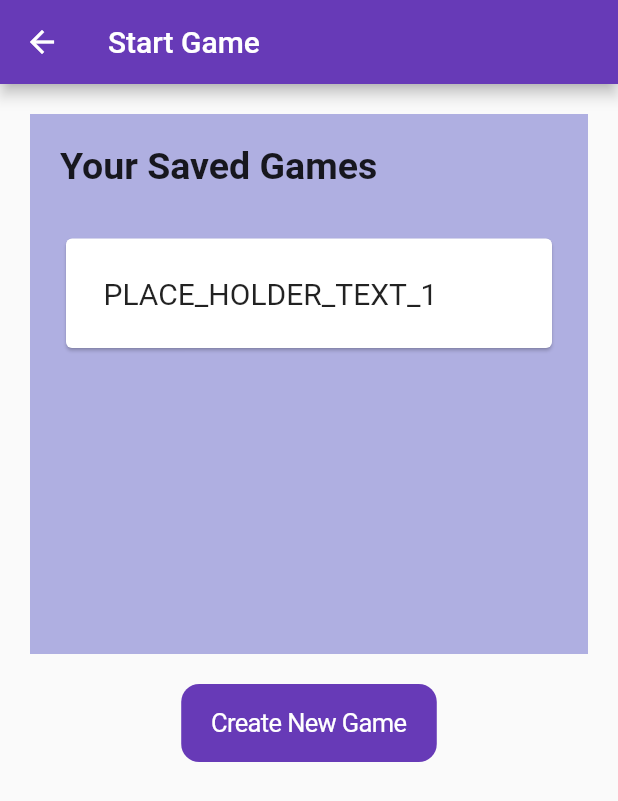
After one commit to werewolves-online/werewolves, a Flutter app: the StartGamePage screen opened by its route, on a phone screen of 412 x 824 dp. The commit adds this screen. Shown: the top 801 px of the screen. Run offline on Flutter 3.47's test engine with Material 2 defaults, Android fonts, the phone set to English and light mode, and no system bars; our stand-ins replace firebase_auth, firebase_core, google_sign_in; accounts and stored records are empty.

Commit message:
Added storage for previously made games and modal to create new ones (#16)

```diff
--- /dev/null
+++ b/werewolves/lib/model/game_information_model.dart
@@ -0,0 +1,13 @@
+class GameInformationModel {
+  String gameName = "";
+
+  GameInformationModel(this.gameName);
+
+  static GameInformationModel fromModel(GameInformationModel otherModel) {
+    return GameInformationModel(otherModel.gameName);
+  }
+
+  static GameInformationModel static() {
+    return GameInformationModel("");
+  }
+}
--- a/werewolves/lib/ui/login.dart
+++ b/werewolves/lib/ui/login.dart
@@ -1,5 +1,5 @@
 import 'package:flutter/material.dart';
-import 'package:werewolves/ui/non_game_pages/main_menu/main_menu.dart';
+import 'package:werewolves/ui/pages/main_menu/main_menu.dart';
 import 'package:werewolves/ui/widgets/round_button.dart';
 import 'package:werewolves/utils/authentication.dart';
 
--- a/werewolves/lib/ui/non_game_pages/main_menu/main_menu.dart
+++ b/werewolves/lib/ui/pages/main_menu/main_menu.dart
@@ -1,6 +1,6 @@
 import 'package:flutter/material.dart';
 import 'package:werewolves/ui/login.dart';
-import 'package:werewolves/ui/non_game_pages/main_menu/main_menu_button_list.dart';
+import 'package:werewolves/ui/pages/main_menu/main_menu_button_list.dart';
 import 'package:werewolves/utils/authentication.dart';
 
 class MainMenuPage extends StatelessWidget {
--- a/werewolves/lib/ui/non_game_pages/main_menu/main_menu_button_list.dart
+++ b/werewolves/lib/ui/pages/main_menu/main_menu_button_list.dart
@@ -1,8 +1,8 @@
 import 'package:flutter/cupertino.dart';
-import 'package:werewolves/ui/non_game_pages/about_us/about_us.dart';
-import 'package:werewolves/ui/non_game_pages/create_game/create_game.dart';
-import 'package:werewolves/ui/non_game_pages/join_game/join_game.dart';
-import 'package:werewolves/ui/non_game_pages/support_us/support_us.dart';
+import 'package:werewolves/ui/pages/about_us/about_us.dart';
+import 'package:werewolves/ui/pages/start_game/start_game.dart';
+import 'package:werewolves/ui/pages/join_game/join_game.dart';
+import 'package:werewolves/ui/pages/support_us/support_us.dart';
 
 class MainMenuButtonList extends StatelessWidget {
   const MainMenuButtonList({Key? key}) : super(key: key);
@@ -14,8 +14,8 @@ class MainMenuButtonList extends StatelessWidget {
     return Column(
       children: [
         CupertinoButton.filled(
-            child: const Text('Create a Game'),
-            onPressed: () => Navigator.pushNamed(context, CreateGamePage.name)),
+            child: const Text('Start a Game'),
+            onPressed: () => Navigator.pushNamed(context, StartGamePage.name)),
         SizedBox(height: distanceBetweenButtons),
         CupertinoButton.filled(
             child: const Text('Join a Game'),
--- /dev/null
+++ b/werewolves/lib/ui/pages/start_game/start_game.dart
@@ -0,0 +1,111 @@
+import 'package:flutter/cupertino.dart';
+import 'package:flutter/material.dart';
+import 'package:werewolves/ui/pages/start_game/create_game_modal.dart';
+import 'package:werewolves/model/game_information_model.dart';
+
+//Formatting for the games list section (not cards)
+const double gamesListMargin = 20;
+const double gamesListPadding = 20;
+const double spaceBetweenSavedGameTextAndGameList = 30;
+const Color gamesListColor = Color.fromARGB(255, 175, 175, 225);
+const TextStyle savedGamesTextStyle =
+    TextStyle(fontSize: 25, fontWeight: FontWeight.bold);
+
+//Formatting for games list cards
+const double cardPadding = 25;
+const TextStyle cardTextStyle = TextStyle(fontSize: 20);
+
+class StartGamePage extends StatefulWidget {
+  const StartGamePage({Key? key}) : super(key: key);
+
+  static const String name = 'create_game';
+
+  @override
+  State<StartGamePage> createState() => _StartGamePage();
+}
+
+class _StartGamePage extends State<StartGamePage> {
+  late CreateGameModal modal;
+
+  @override
+  void initState() {
+    super.initState();
+    modal = CreateGameModal(addGameToSavedGames);
+  }
+
+  List<GameInformationModel> testGameData = [
+    GameInformationModel('PLACE_HOLDER_TEXT_1')
+  ];
+
+  @override
+  Widget build(BuildContext context) {
+    return Scaffold(
+        appBar: AppBar(title: const Text('Start Game')),
+        body: Column(
+          children: [
+            SizedBox(
+                height: 400,
+                child: Container(
+                    margin: const EdgeInsets.all(gamesListMargin),
+                    padding: const EdgeInsets.all(gamesListPadding),
+                    color: gamesListColor,
+                    child: Column(
+                        crossAxisAlignment: CrossAxisAlignment.start,
+                        children: [
+                          Container(
+                              margin: const EdgeInsets.fromLTRB(0, 0, 0,
+                                  spaceBetweenSavedGameTextAndGameList),
+                              child: const Text('Your Saved Games',
+                                  style: savedGamesTextStyle)),
+                          Expanded(
+                              child: SingleChildScrollView(
+                                  child: Column(children: getSavedGames())))
+                        ]))),
+            CupertinoButton.filled(
+                child: const Text("Create New Game"),
+                onPressed: () => openCreateNewGameModal(context))
+          ],
+        ));
+  }
+
+  openCreateNewGameModal(BuildContext context) {
+    return showGeneralDialog(
+      barrierColor: const Color.fromARGB(200, 70, 70, 70),
+      context: context,
+      pageBuilder: (context, animation, secondaryAnimation) {
+        return modal;
+      },
+    );
+  }
+
+  addGameToSavedGames(GameInformationModel game) {
+    List<GameInformationModel> currList = testGameData;
+    currList.add(game);
+    setState(() {
+      testGameData = currList;
+    });
+  }
+
+  List<Widget> getSavedGames() {
+    List<Widget> savedGames = [];
+
+    for (GameInformationModel gameModel in testGameData) {
+      savedGames.add(getSavedGameTile(gameModel.gameName));
+    }
+    return savedGames;
+  }
+
+  Card getSavedGameTile(String text) {
+    return Card(
+        child: Padding(
+            padding: const EdgeInsets.all(cardPadding),
+            child: Row(
+              children: [
+                Text(
+                  text,
+                  style: cardTextStyle,
+                )
+              ],
+            )));
+  }
+}
```
Also changed, not shown: werewolves/lib/main.dart (+6 -6 lines), werewolves/lib/ui/non_game_pages/create_game/create_game.dart (deleted, +0 -14 lines), werewolves/lib/ui/pages/start_game/create_game_modal.dart (added, +80 -0 lines), werewolves/lib/ui/pages/about_us/about_us.dart (renamed from werewolves/lib/ui/non_game_pages/about_us/about_us.dart), werewolves/lib/ui/pages/join_game/join_game.dart (renamed from werewolves/lib/ui/non_game_pages/join_game/join_game.dart), werewolves/lib/ui/pages/support_us/support_us.dart (renamed from werewolves/lib/ui/non_game_pages/support_us/support_us.dart), 1 other file.
